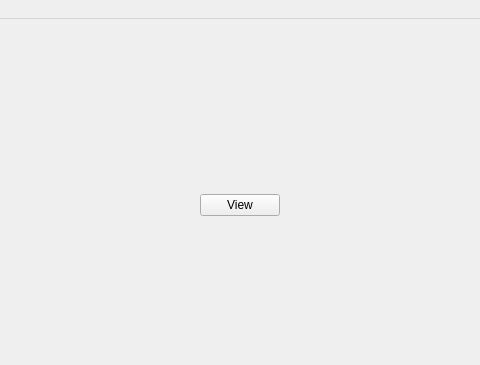
zarathustre/hime, file src/ui/mainWindow.ui: the form before one commit; both pictures show x 160 to 640 and y 0 to 365 of the 800 by 600 pixel window.
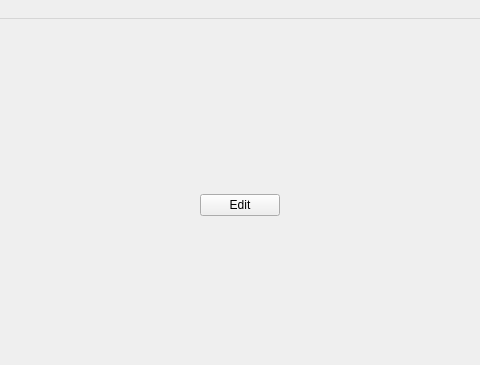
The form after the commit.

```diff
--- a/src/ui/mainWindow.ui
+++ b/src/ui/mainWindow.ui
@@ -22,7 +22,7 @@
         <item row="0" column="1">
          <widget class="QPushButton" name="view_list_button">
           <property name="text">
-           <string>View</string>
+           <string>Edit</string>
           </property>
          </widget>
         </item>
```
Left out of the diff: 2 changed lines with no effect on the pictures.
